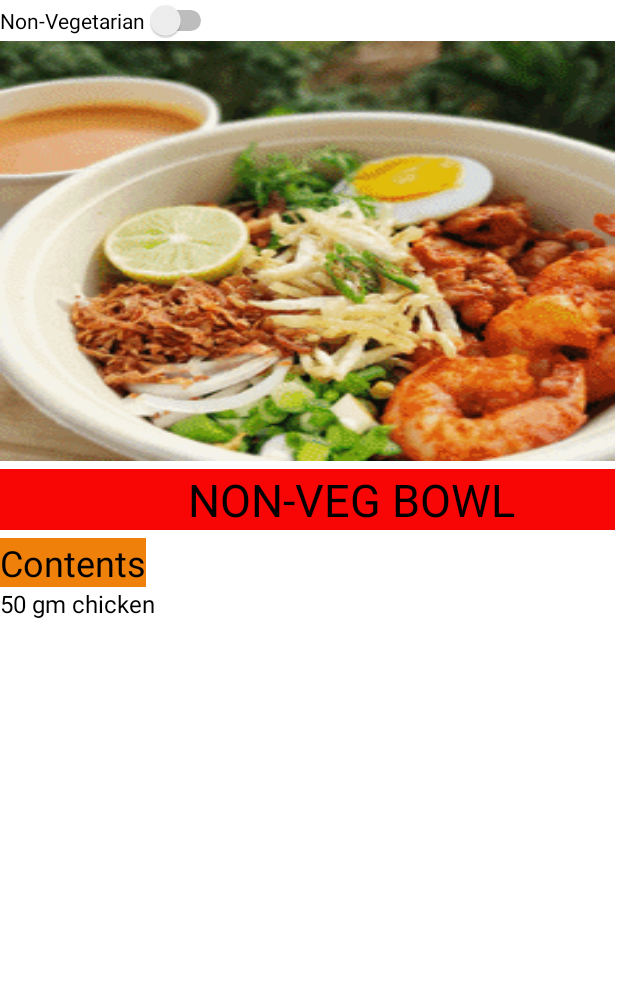
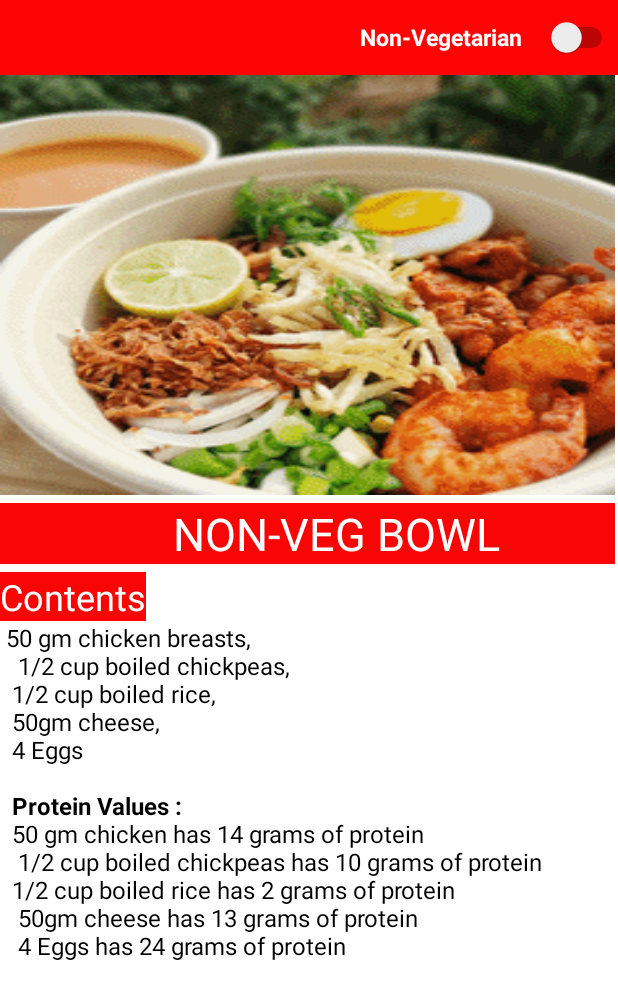
Before and after one commit to SHIVAM-NANDANE/practiceFitBit, an Android app: the Nonvegdiet screen opened directly, with no data from a screen before it, on a phone screen of 412 x 824 dp. Shown: the top 999 px of the screen. Run offline under Robolectric (Android 15) with nearby library versions, the phone set to English and light mode, and no system bars.

Commit message:
commit on 19/04/22

```diff
--- a/app/src/main/java/com/example/practice_fitbit/RegisterScreen.kt
+++ b/app/src/main/java/com/example/practice_fitbit/RegisterScreen.kt
@@ -6,13 +6,9 @@ import android.content.Intent
 import android.os.Bundle
 import android.text.TextUtils
 import android.util.Patterns
-import android.view.View
 import android.widget.Toast
-//import androidx.appcompat.app.ActionBar
 import androidx.appcompat.app.AppCompatActivity
 import com.example.practice_fitbit.databinding.ActivityRegisterScreenBinding
-//import com.example.myapp.R
-import com.google.android.material.textfield.TextInputLayout
 import com.google.firebase.auth.FirebaseAuth
 import java.util.regex.Pattern
 
@@ -128,7 +124,7 @@ class RegisterScreen() : AppCompatActivity() {
                     "(?=.*[@#$%^&+=])" +  // at least 1 special character
                     "(?=\\S+$)" +  // no white spaces
                     ".{4,}" +  // at least 4 characters
-                    "$"
+                    "$"         //Allowed
         )
     }
 }
--- a/app/src/main/res/layout/activity_home_screen.xml
+++ b/app/src/main/res/layout/activity_home_screen.xml
@@ -19,7 +19,7 @@
 
     <TextView
             android:layout_width="match_parent"
-            android:layout_height="wrap_content"
+            android:layout_height="match_parent"
             android:text="FOCUS AREA"
             android:textStyle="bold"
             android:textSize="24dp"
@@ -213,6 +213,7 @@
     />
 
     <ImageView android:layout_width="match_parent"
+               android:id="@+id/rotatingimage"
                android:layout_height="100dp"
                android:src="@drawable/text"
                android:layout_marginTop="650dp"
--- a/app/src/main/res/layout/activity_nonvegdiet.xml
+++ b/app/src/main/res/layout/activity_nonvegdiet.xml
@@ -1,5 +1,12 @@
 <?xml version="1.0" encoding="utf-8"?>
 <!--We are going to use linearlayout for this application-->
+<ScrollView xmlns:android="http://schemas.android.com/apk/res/android"
+            xmlns:app="http://schemas.android.com/apk/res-auto"
+            xmlns:tools="http://schemas.android.com/tools"
+            android:layout_width="match_parent"
+            android:layout_height="match_parent"
+            android:orientation="vertical"
+            tools:context=".Nonvegdiet">
 <LinearLayout
         xmlns:android="http://schemas.android.com/apk/res/android"
         xmlns:app="http://schemas.android.com/apk/res-auto"
@@ -13,9 +20,14 @@
     <Switch
             android:id="@+id/switchButton"
             android:checked="false"
-            android:layout_width="wrap_content"
-            android:layout_height="wrap_content"
+            android:layout_width="match_parent"
+            android:layout_height="50dp"
             android:text="Non-Vegetarian"
+            android:textSize="15sp"
+            android:textColor="@color/white"
+            android:background="#FD0505"
+            android:textStyle="bold"
+            android:paddingLeft="240dp"
     />
 
     <pl.droidsonroids.gif.GifImageView
@@ -31,9 +43,9 @@
               android:textAllCaps="true"
               android:text="Non-Veg Bowl"
               android:layout_marginTop="5dp"
-              android:textColor="@color/black"
+              android:textColor="@color/white"
               android:textSize="30dp"
-              android:paddingLeft="125dp"
+              android:paddingLeft="115dp"
               android:background="#F80505"
 
     />
@@ -41,10 +53,10 @@
     <TextView android:layout_width="wrap_content"
               android:layout_height="wrap_content"
               android:text="Contents"
-              android:textColor="@color/black"
+              android:textColor="@color/white"
               android:textSize="24dp"
               android:layout_marginTop="5dp"
-              android:background="#EF800A"
+              android:background="#F80505"
     />
 
     <TextView android:layout_width="wrap_content"
@@ -58,3 +70,4 @@
 
 
 </LinearLayout>
+        </ScrollView>
--- a/app/src/main/res/values/strings.xml
+++ b/app/src/main/res/values/strings.xml
@@ -153,23 +153,32 @@
         your feet. \n \n \n \n \n \n \n\n
 
     </string>
-    <string name="vegbowl">\t Paneer 50gm , \t Some grain: rice / millets , <br>\t Some protein: dal / beans / peanuts / sattu ,\t</br>
-        <br>Some cooked vegetables , \t  Crunchy toppings: raw salad \t </br>
+    <string name="vegbowl"><br> Paneer 50gm , </br>  <br>Some grain: rice / millets , \n  </br> <br>Some protein: dal / beans / peanuts / sattu ,</br> \n
+        <br>Some cooked vegetables , \n </br> <br>Crunchy toppings: raw salad \n  </br>
 
         <br> </br>
 
-        <br> Cook everything on low flame. \n </br>
-        <br> </br>
-        <br>
-        <b>Protein Values :</b> <br> </br>50gm Panner Protein 22g ,\t<br> </br>
-        50gm dal Protein 12.9g , \t<br> </br>
-        50gm dal peanuts 13 g \t</br>
+        <br>\n Cook everything on low flame. \n  \n </br>
+
+        <b>Protein Values :</b> \n  <br> </br>50gm Panner Protein 22g ,\n<br> </br>
+        50gm dal Protein 12.9g , \n<br> </br>
+        50gm dal peanuts 13 g
 
 
 
 
     </string>
-    <string name="nonvegbowl">50 gm chicken</string>
+    <string name="nonvegbowl"> <br>50 gm chicken breasts, \n </br>  <br> 1/2 cup boiled chickpeas, \n </br> <br>1/2 cup boiled rice, \n </br> <br>50gm cheese, \n </br> <br>4 Eggs \n \n</br><br> </br>
+        <b>Protein Values  :\n </b> 50 gm chicken has  14 grams of protein \n <br> </br>
+        1/2 cup boiled chickpeas has 10 grams of protein \n<br> </br>
+        1/2 cup boiled rice has  2 grams of protein \n <br> </br>
+        50gm cheese has 13 grams of protein \n <br> </br>
+        4 Eggs has 24 grams of protein \n <br> </br>
+
+
+
+
+    </string>
 
 
 </resources>
```
Also changed, not shown: app/src/main/java/com/example/practice_fitbit/HomeScreen.kt (+16 -4 lines), app/src/main/res/layout/activity_diet_plan.xml (+21 -6 lines), app/src/main/res/layout/activity_video.xml (+9 -6 lines).
